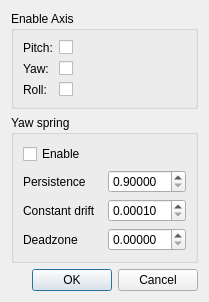
opentrack/opentrack, file ftnoir_tracker_rift/ftnoir_rift_clientcontrols.ui: the form before one commit.
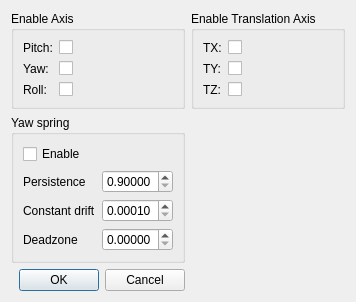
The form after the commit. Icons and pictures are not drawn.

```diff
--- a/ftnoir_tracker_rift/ftnoir_rift_clientcontrols.ui
+++ b/ftnoir_tracker_rift/ftnoir_rift_clientcontrols.ui
@@ -150,9 +150,136 @@
         </property>
        </widget>
       </item>
+    </layout>
+   </widget>
+   </item>
+
+
+   <item row="0" column="1">
+    <widget class="QGroupBox" name="groupBox_tx3">
+     <property name="title">
+      <string>Enable Translation Axis</string>
+     </property>
+     <property name="flat">
+      <bool>false</bool>
+     </property>
+     <layout class="QFormLayout" name="formLayout_tx2">
+      <item row="0" column="0">
+       <widget class="QLabel" name="label_tx6">
+        <property name="sizePolicy">
+         <sizepolicy hsizetype="Preferred" vsizetype="Preferred">
+          <horstretch>0</horstretch>
+          <verstretch>0</verstretch>
+         </sizepolicy>
+        </property>
+        <property name="text">
+         <string>TX:</string>
+        </property>
+       </widget>
+      </item>
+      <item row="0" column="1">
+       <widget class="QCheckBox" name="chkEnableX">
+        <property name="sizePolicy">
+         <sizepolicy hsizetype="Minimum" vsizetype="Preferred">
+          <horstretch>0</horstretch>
+          <verstretch>0</verstretch>
+         </sizepolicy>
+        </property>
+        <property name="maximumSize">
+         <size>
+          <width>20</width>
+          <height>16777215</height>
+         </size>
+        </property>
+        <property name="layoutDirection">
+         <enum>Qt::LeftToRight</enum>
+        </property>
+        <property name="styleSheet">
+         <string notr="true"/>
+        </property>
+        <property name="text">
+         <string/>
+        </property>
+       </widget>
+      </item>
+      <item row="1" column="0">
+       <widget class="QLabel" name="label_tx9">
+        <property name="sizePolicy">
+         <sizepolicy hsizetype="Preferred" vsizetype="Preferred">
+          <horstretch>0</horstretch>
+          <verstretch>0</verstretch>
+         </sizepolicy>
+        </property>
+        <property name="text">
+         <string>TY:</string>
+        </property>
+       </widget>
+      </item>
+      <item row="1" column="1">
+       <widget class="QCheckBox" name="chkEnableY">
+        <property name="sizePolicy">
+         <sizepolicy hsizetype="Minimum" vsizetype="Preferred">
+          <horstretch>0</horstretch>
+          <verstretch>0</verstretch>
+         </sizepolicy>
+        </property>
+        <property name="maximumSize">
+         <size>
+          <width>20</width>
+          <height>16777215</height>
+         </size>
+        </property>
+        <property name="layoutDirection">
+         <enum>Qt::LeftToRight</enum>
+        </property>
+        <property name="text">
+         <string/>
+        </property>
+       </widget>
+      </item>
+      <item row="2" column="0">
+       <widget class="QLabel" name="label_tx11">
+        <property name="sizePolicy">
+         <sizepolicy hsizetype="Preferred" vsizetype="Preferred">
+          <horstretch>0</horstretch>
+          <verstretch>0</verstretch>
+         </sizepolicy>
+        </property>
+        <property name="text">
+         <string>TZ:</string>
+        </property>
+       </widget>
+      </item>
+      <item row="2" column="1">
+       <widget class="QCheckBox" name="chkEnableZ">
+        <property name="sizePolicy">
+         <sizepolicy hsizetype="Minimum" vsizetype="Preferred">
+          <horstretch>0</horstretch>
+          <verstretch>0</verstretch>
+         </sizepolicy>
+        </property>
+        <property name="maximumSize">
+         <size>
+          <width>20</width>
+          <height>16777215</height>
+         </size>
+        </property>
+        <property name="layoutDirection">
+         <enum>Qt::LeftToRight</enum>
+        </property>
+        <property name="text">
+         <string/>
+        </property>
+       </widget>
+      </item>
      </layout>
     </widget>
    </item>
+
+
+
+
+
    <item row="1" column="0">
     <widget class="QGroupBox" name="groupBox">
      <property name="title">
```
